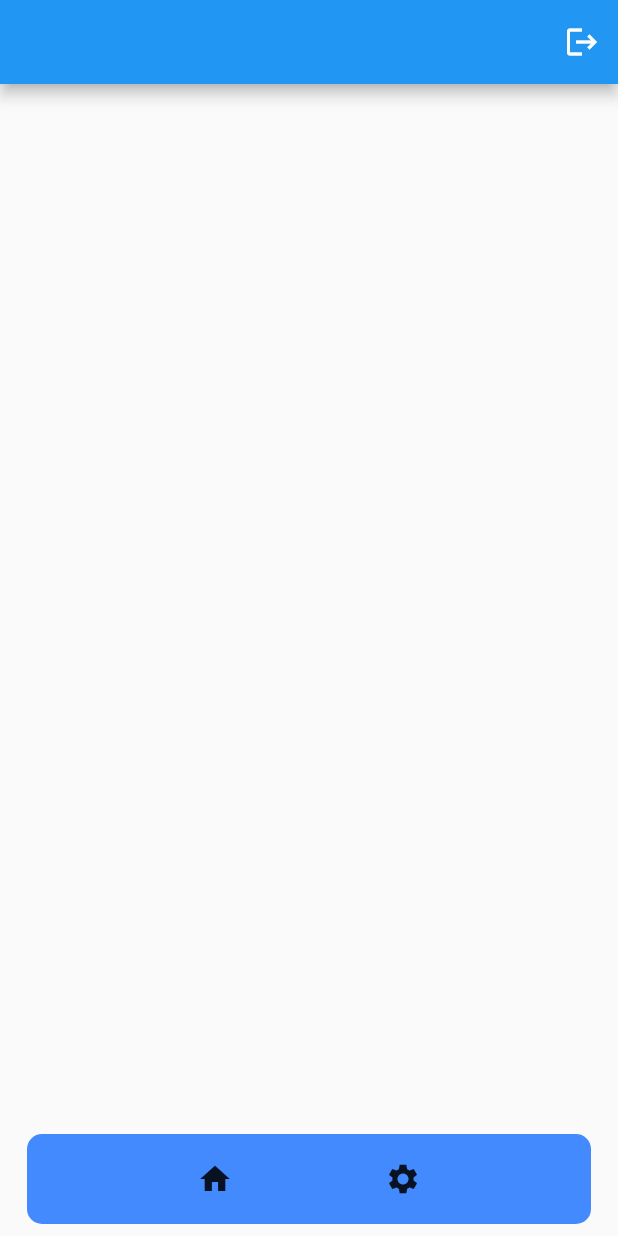
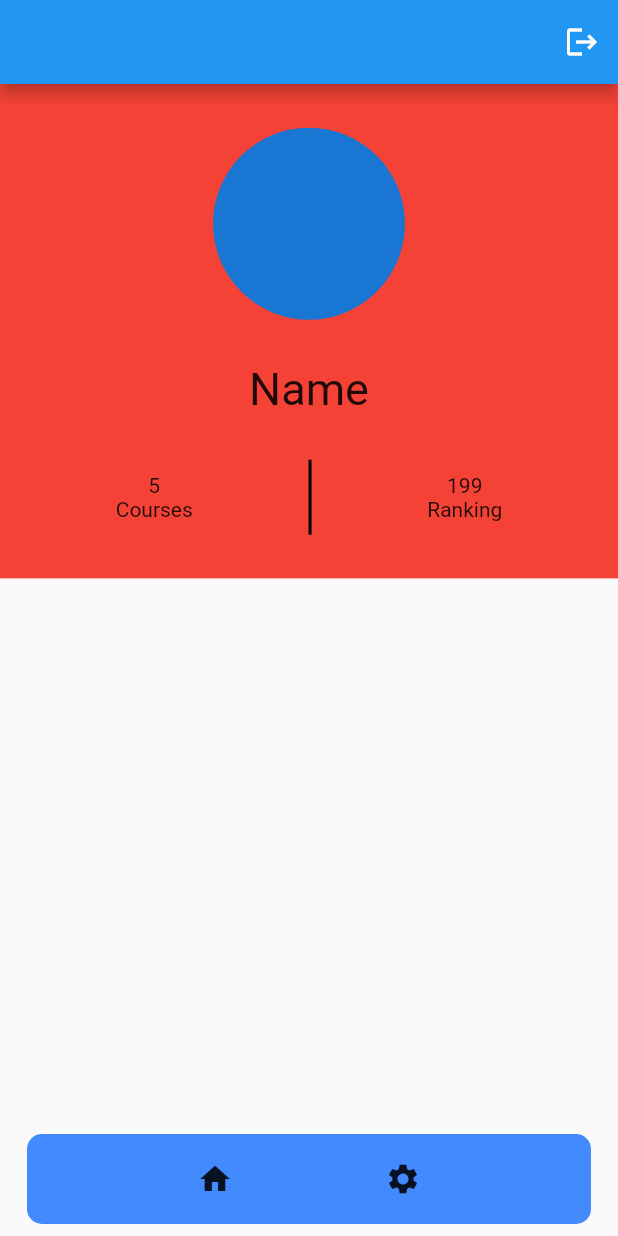
Before and after one commit to Nyi-NyiSoe/e-learning, a Flutter app: the screen it shows once a user with an empty profile is signed in, after a tap on the "settings" icon, on a phone screen of 412 x 824 dp. Run offline on Flutter 3.47's test engine with Material 2 defaults, Android fonts, the phone set to English and light mode, and no system bars; our stand-ins replace cloud_firestore, firebase_auth, firebase_core, flutter_keyboard_visibility, flutter_rating_bar, flutter_riverpod; accounts and stored records are empty; network calls fail.

Commit message:
optimized with categoryModel

```diff
--- a/lib/authenticate/auth_service.dart
+++ b/lib/authenticate/auth_service.dart
@@ -21,6 +21,8 @@ class AuthService {
           'username': user.name,
           'email': user.email,
           'password': user.password,
+          'rating': [],
+          'completed_course': []
         });
 
       }
--- a/lib/models/category.dart
+++ b/lib/models/category.dart
@@ -1,7 +1,19 @@
-class Category{
-  final String? categoryName;
-  final List<String>? courseList;
+class CategoryModel {
+  final String categoryName;
+  final String img;
+  final Map<String, String> languages;
+  CategoryModel(
+      {required this.categoryName, required this.img, required this.languages});
+  factory CategoryModel.fromJson(Map<String, dynamic> json) {
+    Map<String, String> languagesMap = {};
+    json['languages'].forEach((key, value) {
+      languagesMap[key] = value;
+    });
 
-  Category({required this.categoryName, required this.courseList});
-
+    return CategoryModel(
+      categoryName: json['name'],
+      img: json['img'],
+      languages: languagesMap,
+    );
+  }
 }
--- a/lib/screens/home_page.dart
+++ b/lib/screens/home_page.dart
@@ -1,7 +1,9 @@
+import 'package:edulearn/models/category.dart';
 import 'package:edulearn/screens/category_detail.dart';
 import 'package:edulearn/utils/load_json.dart';
 import 'package:edulearn/widgets/course_card.dart';
 import 'package:edulearn/widgets/text_field.dart';
+import 'package:flutter/foundation.dart';
 import 'package:flutter/material.dart';
 import 'package:flutter_riverpod/flutter_riverpod.dart';
 
@@ -9,10 +11,6 @@ class Homepage extends ConsumerWidget {
   Homepage({super.key});
 
   final TextEditingController searchController = TextEditingController();
-  Future<Map<String, dynamic>> getCategory() async {
-    var result = await LoadJson().readJson();
-    return result;
-  }
 
   @override
   Widget build(BuildContext context, WidgetRef ref) {
@@ -30,15 +28,16 @@ class Homepage extends ConsumerWidget {
             ),
           ),
           Expanded(
-            child: FutureBuilder<Map<String, dynamic>>(
-                future: getCategory(),
+            child: FutureBuilder(
+                future: LoadJson().readJson(),
                 builder: ((context, snapshot) {
                   if (snapshot.connectionState == ConnectionState.waiting) {
                     return const Center(child: CircularProgressIndicator());
                   } else {
+                    List<CategoryModel> categories = snapshot.data!;
                     return GridView.builder(
                         padding: EdgeInsets.all(8),
-                        itemCount: snapshot.data!['categories'].length,
+                        itemCount: categories.length,
                         gridDelegate:
                             const SliverGridDelegateWithFixedCrossAxisCount(
                                 childAspectRatio: 0.85, crossAxisCount: 2),
@@ -48,19 +47,20 @@ class Homepage extends ConsumerWidget {
                                 Navigator.push(context,
                                     MaterialPageRoute(builder: (context) {
                                   return CourseDetail(
-                                  index: index,
-                                  result: snapshot,
+                                    indexL: index,
+                                    result: categories,
                                   );
-                              }));
+                                }),
+                                );
                               },
                               child: CourseCard(
-                                tag: snapshot.data!['categories'][index]
-                                    ['name'],
-                                img: 'category/${snapshot.data!['categories'][index]['img']}',
+                                tag: categories[index].categoryName,
+                                img: 'category/${categories[index].img}',
                                 index: index,
-                                courseName: snapshot.data!['categories'][index]['name'],
-                                courseCount: (snapshot.data!['categories']).length),
-                          );
+                                courseName: categories[index].categoryName,
+                                courseCount:
+                                    (categories[index].languages.length),
+                              ));
                         }));
                   }
                 })),
--- a/lib/screens/setting_page.dart
+++ b/lib/screens/setting_page.dart
@@ -1,19 +1,69 @@
+import 'package:edulearn/utils/rate_course.dart';
 import 'package:flutter/material.dart';
 import 'package:edulearn/authenticate/auth_service.dart';
+
 class SettingPage extends StatelessWidget {
   const SettingPage({super.key});
-
-
 
   @override
   Widget build(BuildContext context) {
     return SafeArea(
         child: Scaffold(
-      appBar: AppBar(
-          actions: [IconButton(onPressed: () async{
-            await AuthService().signOut();
+            appBar: AppBar(actions: [
+              IconButton(
+                  onPressed: () async {
+                    await AuthService().signOut();
+                  },
+                  icon: const Icon(Icons.logout))
+            ]),
+            body:  Column(
+              children: [
+                Center(
+                  child: Container(
+                    color: Colors.red,
+                    height: MediaQuery.of(context).size.height * 0.4,
+                    child: Column(
+                      mainAxisAlignment: MainAxisAlignment.spaceEvenly,
+                      children: [
+                        CircleAvatar(
+                          radius: 64,
+                        ),
+                        Text(
+                          'Name',
+                          style: TextStyle(fontSize: 30),
+                        ),
+                        Row(
+                          mainAxisAlignment: MainAxisAlignment.spaceEvenly,
 
-          }, icon: Icon(Icons.logout))]),
-    ));
+                          children: [
+                            Column(
+                              children: [Text('5'), Text('Courses')],
+                            ),
+                            Container(
+                              height: 50,
+                              width: 2,
+                              decoration: BoxDecoration(color: Colors.black),
+                            ),
+                            Column(
+                              children: [
+                                Text(
+                                  '199',
+                                ),
+                                Text('Ranking')
+                              ],
+                            )
+                          ],
+                        )
+                      ],
+                    ),
+                  ),
+                ),
+                Container(
+                  child: Column(
+
+                  ),
+                )
+              ],
+            )));
   }
 }
--- a/lib/utils/load_json.dart
+++ b/lib/utils/load_json.dart
@@ -1,10 +1,35 @@
 import 'dart:convert';
+import 'package:edulearn/models/category.dart';
+import 'package:flutter/services.dart';
 
-import 'package:flutter/services.dart';
-class LoadJson{
-   Future<Map<String,dynamic>> readJson() async{
-    final String response = await rootBundle.loadString('assets/category.json');
-    final data = await json.decode(response);
-   return data;
+class LoadJson {
+  List<CategoryModel> categories = [];
+  Future<List<CategoryModel>> readJson() async {
+    try {
+      // Load JSON data from the assets folder
+      final String response =
+          await rootBundle.loadString('assets/category.json');
+
+      // Decode the JSON data
+      final Map<String, dynamic> jsonData = json.decode(response);
+      final List<Map<String, dynamic>> categoriesList =
+          List<Map<String, dynamic>>.from(jsonData['categories']);
+      // Convert the decoded data into a list of Category instances
+      categories =
+          categoriesList.map((json) => CategoryModel.fromJson(json)).toList();
+         for(var res in categories){
+          print(res.categoryName);
+          res.languages.forEach((key, value) {
+            print(key+value);
+          });
+
+
+         }
+      return categories;
+
+    } catch (error) {
+      print('Error reading JSON: $error');
+      return [];
+    }
   }
 }
```
Also changed, not shown: lib/screens/category_detail.dart (+21 -15 lines), lib/utils/rate_course.dart (+23 -26 lines). Lines whose indentation alone changed are shown as unchanged.
